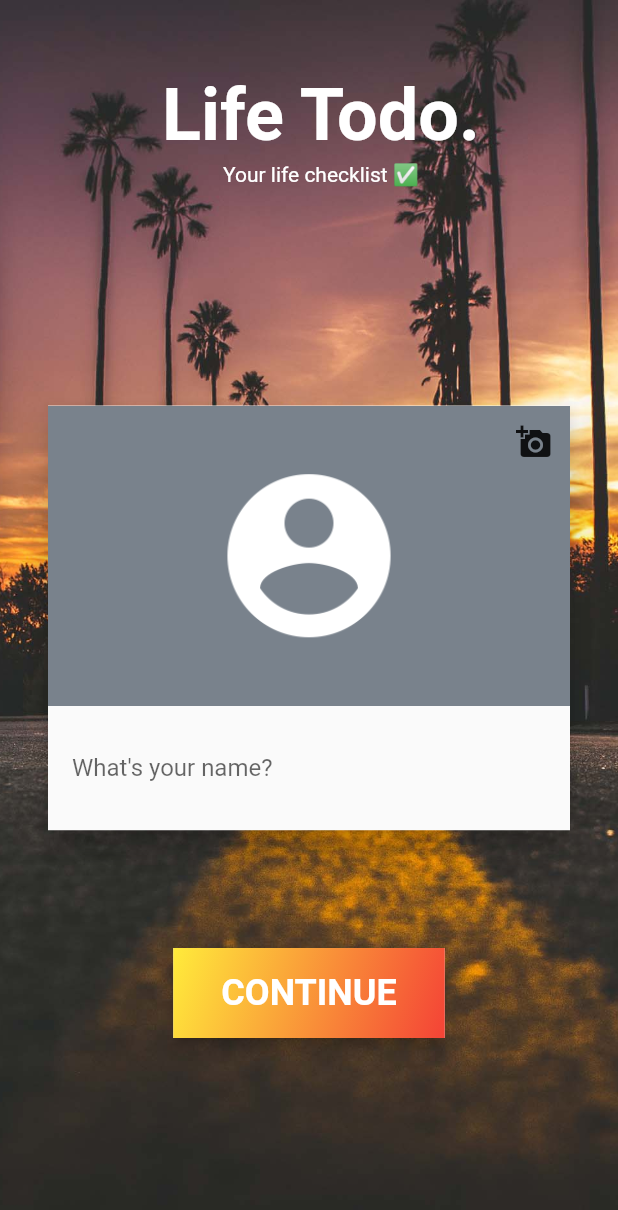
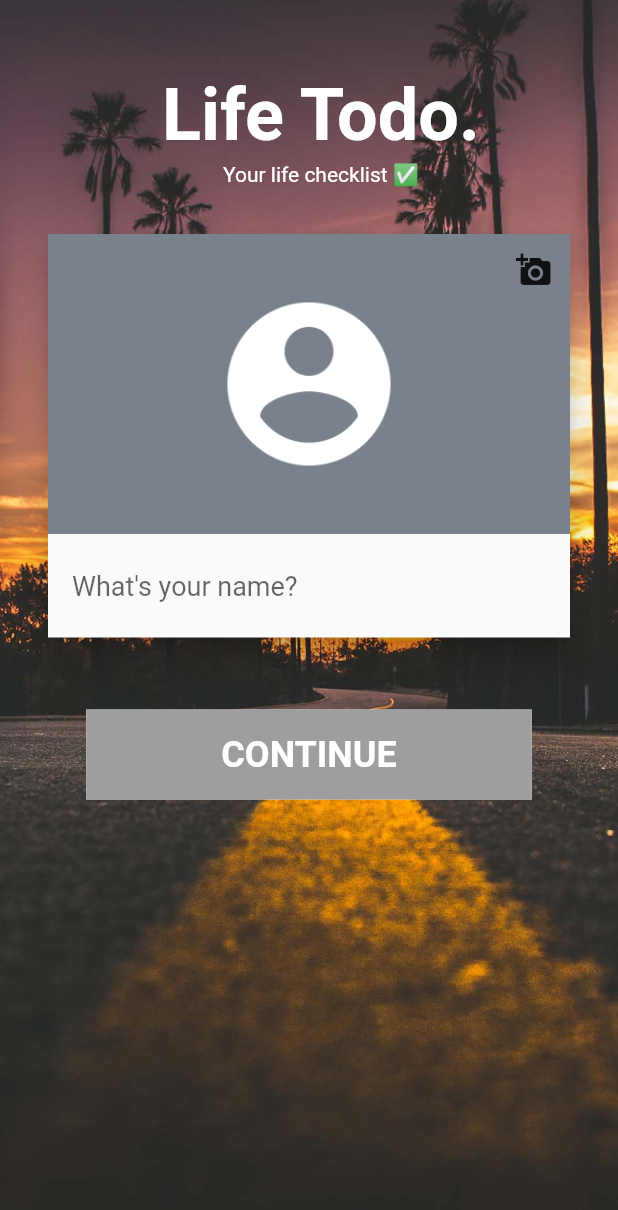
Before and after one commit to Ivaskuu/life_todo, a Flutter app: the screen it shows after launch, swiped to page 4, on a phone screen of 412 x 824 dp. Shown: the top 1210 px of the screen. Run offline on Flutter 3.47's test engine with Material 2 defaults, Android fonts, the phone set to English and light mode, and no system bars; our stand-ins replace image_picker, share, shared_preferences; missing offline and left inert: launch_review; accounts and stored records are empty.

Commit message:
Wraped all the widgets of the 4th page of onboard_page in a reversed listview, so the top is the bottom, and the textField is seen when editing, and modified and animated the continue button

```diff
--- a/lib/pages/onboard_page.dart
+++ b/lib/pages/onboard_page.dart
@@ -122,9 +122,7 @@ class _OnboardPageState extends State<OnboardPage>
     (
       children: <Widget>
       [
-        new SizedBox.expand
-        (
-          child: new Container
+        new Container
         (
           decoration: new BoxDecoration
           (
@@ -134,8 +132,12 @@ class _OnboardPageState extends State<OnboardPage>
               fit: BoxFit.cover
             )
           ),
-          )
         ),
+        new ListView
+        (
+          children: <Widget>
+          [
+            /// Logo
             new Align
             (
               alignment: FractionalOffset.topCenter,
@@ -154,10 +156,9 @@ class _OnboardPageState extends State<OnboardPage>
                 )
               )
             ),
-        new Align
-        (
-          alignment: Alignment.center,
-          child: new Container
+            /// Image and name card
+            new Padding(padding: new EdgeInsets.only(bottom: 32.0)),
+            new Container
             (
               margin: new EdgeInsets.symmetric(horizontal: 32.0),
               child: new Material
@@ -201,58 +202,61 @@ class _OnboardPageState extends State<OnboardPage>
                     ),
                     new Container
                     (
-                    margin: new EdgeInsets.symmetric(horizontal: 16.0, vertical: 32.0),
+                      margin: new EdgeInsets.symmetric(horizontal: 16.0, vertical: 24.0),
                       child: new TextField
                       (
                         controller: controller,
-                      decoration: new InputDecoration.collapsed
-                      (
-                        hintText: 'What\'s your name?'
-                      )
+                        decoration: new InputDecoration.collapsed(hintText: 'What\'s your name?'),
+                        onChanged: (_) => setState(() {}),
+                        style: new TextStyle(fontSize: 18.0, color: Colors.black),
                       ),
                     )
                   ],
                 )
               )
-          )
             ),
+            /// Continue button
             new Align
             (
               alignment: Alignment.center,
               child: new Container
               (
-            margin: new EdgeInsets.only(top: 500.0),
+                margin: new EdgeInsets.only(top: 48.0),
                 child: new Material
                 (
-              elevation: 4.0,
+                  elevation: controller.text.length >= 4 && controller.text.length <= 10 ? 4.0 : 0.0,
                   child: new Container
                   (
-                decoration: new BoxDecoration
+                    decoration: controller.text.length >= 4 && controller.text.length <= 10
+                    ? new BoxDecoration
                     (
-                  gradient: new LinearGradient
+                      gradient: new LinearGradient(colors: [ new Color(0xFF0acffe), new Color(0xFF495aff) ], begin: Alignment.topLeft, end: Alignment.bottomRight),
+                    )
+                    : new BoxDecoration
                     (
-                    colors: [ Colors.yellow, Colors.red ],
-                    begin: Alignment.topLeft,
-                    end: Alignment.bottomRight
-                  )
+                      color: Colors.grey
                     ),
                     child: new Material
                     (
                       color: Colors.transparent,
                       child: new InkWell
                       (
-                    onTap: () => saveName(controller.text),
+                        onTap: () => controller.text.length >= 4 && controller.text.length <= 10 ? saveName(controller.text) : null,
                         child: new Container
                         (
-                      margin: new EdgeInsets.symmetric(horizontal: 32.0, vertical: 16.0),
+                          margin: new EdgeInsets.symmetric(horizontal: 90.0, vertical: 16.0),
                           child: new Text('CONTINUE', style: new TextStyle(fontSize: 24.0, fontWeight: FontWeight.w600, color: Colors.white)),
                         )
                       ),
                     ),
                   ),
                 )
+              ),
             )
-        )
+          ].reversed.toList(),
+          shrinkWrap: true,
+          reverse: true,
+        ),
       ]
     );
   }
```
Lines whose indentation alone changed are shown as unchanged.
